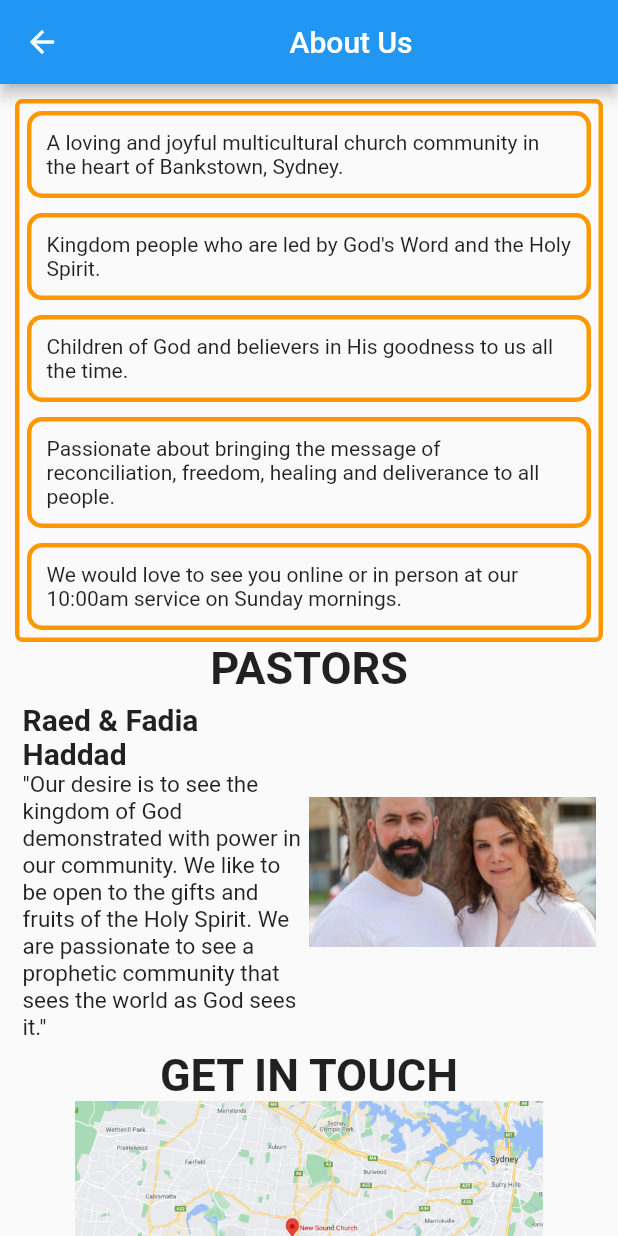
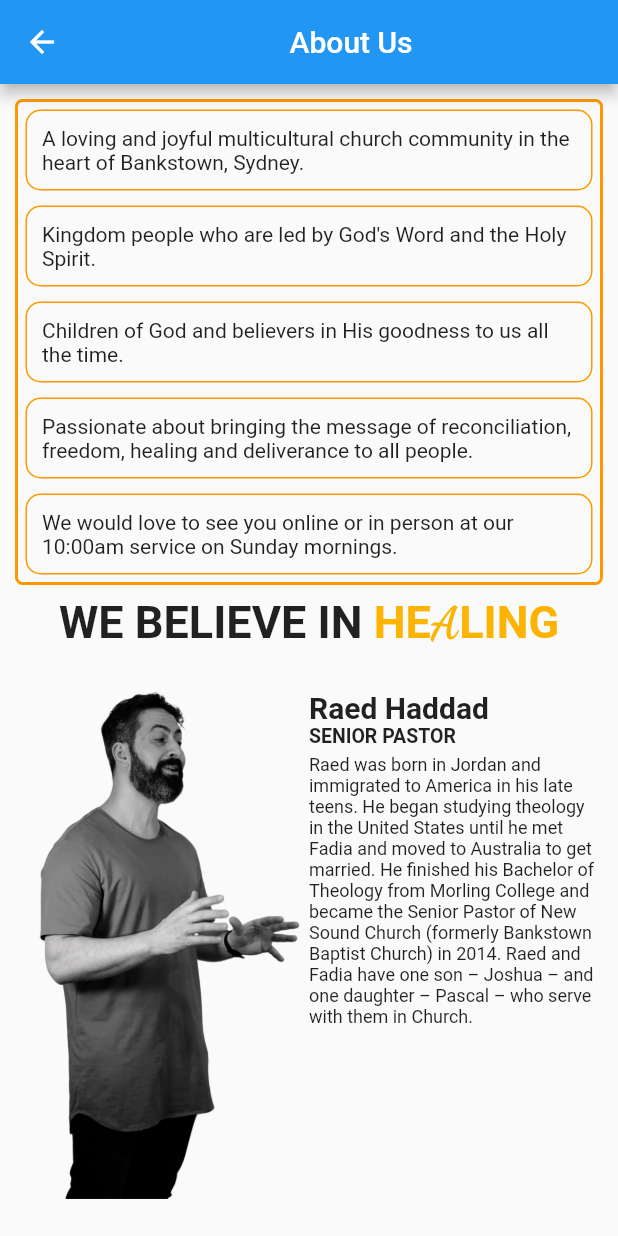
Before and after one commit to Aaasisss/NewSound, a Flutter app: the About screen opened by its route, on a phone screen of 412 x 824 dp. Run offline on Flutter 3.47's test engine with Material 2 defaults, Android fonts, the phone set to English and light mode, and no system bars; drawn by our look-alikes of animated_text_kit; our stand-ins replace cloud_firestore, firebase_core, font_awesome_flutter, google_fonts, liquid_swipe, smooth_page_indicator and 1 more; missing offline and left inert: flutter_config; accounts and stored records are empty.

Commit message:
fixed about page and minor improvements

```diff
--- a/lib/Screens/About/about_functions.dart
+++ b/lib/Screens/About/about_functions.dart
@@ -1,3 +1,4 @@
+import 'package:animated_text_kit/animated_text_kit.dart';
 import 'package:flutter/material.dart';
 import 'package:url_launcher/url_launcher.dart';
 
@@ -8,49 +9,138 @@ Widget createTextBox(String quote) {
     padding: const EdgeInsets.all(10.0),
     decoration: BoxDecoration(
       borderRadius: BorderRadius.circular(10.0),
-      border: Border.all(color: Colors.orange, width: 3),
+      border: Border.all(color: Colors.orange, width: 1),
     ),
     child: Text(quote),
   );
 }
 
-//a function that creates paster info widget
-Widget createPasterInfo() {
+Widget createBelieveText() {
   return Container(
-    padding: const EdgeInsets.all(5.0),
+    height: 50.0,
+    child: Center(
+      child: Row(
+        mainAxisSize: MainAxisSize.min,
+        children: <Widget>[
+          const Text(
+            'WE BELIEVE IN ',
+            style: TextStyle(fontSize: 30.0, fontWeight: FontWeight.bold),
+          ),
+          DefaultTextStyle(
+            style: const TextStyle(
+                fontSize: 30.0,
+                color: Color(0xFFFDB301),
+                fontWeight: FontWeight.bold),
+            child: AnimatedTextKit(
+              repeatForever: true,
+              isRepeatingAnimation: true,
+              animatedTexts: [
+                RotateAnimatedText('HEALING'),
+                RotateAnimatedText('FREEDOM'),
+                RotateAnimatedText('DELIVERANCE'),
+              ],
+            ),
+          ),
+        ],
+      ),
+    ),
+  );
+}
+
+Widget pastorsRight(
+    String name, String position, String description, String image) {
+  return Container(
+    padding: const EdgeInsets.symmetric(horizontal: 5.0, vertical: 20),
     child: Row(
       mainAxisAlignment: MainAxisAlignment.spaceEvenly,
+      crossAxisAlignment: CrossAxisAlignment.start,
       children: [
         Expanded(
-          child: Container(
-            //Pastor info
-            child: Column(
-              mainAxisAlignment: MainAxisAlignment.center,
-              crossAxisAlignment: CrossAxisAlignment.start,
-              children: const [
-                Text(
-                  "Raed & Fadia Haddad",
-                  style: TextStyle(
-                    fontSize: 20.0,
+          child: Column(
+            mainAxisAlignment: MainAxisAlignment.center,
+            crossAxisAlignment: CrossAxisAlignment.end,
+            children: [
+              Text(
+                name,
+                style: const TextStyle(
+                  fontSize: 20.0,
+                  fontWeight: FontWeight.bold,
+                ),
+              ),
+              Padding(
+                padding: const EdgeInsets.only(bottom: 5.0),
+                child: Text(
+                  position,
+                  style: const TextStyle(
+                    fontSize: 13.0,
                     fontWeight: FontWeight.bold,
                   ),
                 ),
-                Text(
-                  '"Our desire is to see the kingdom of God demonstrated with power in our community. We like to be open to the gifts and fruits of the Holy Spirit. We are passionate to see a prophetic community that sees the world as God sees it."',
-                  style: TextStyle(
-                    fontSize: 15.0,
+              ),
+              Text(
+                description,
+                textAlign: TextAlign.right,
+                style: const TextStyle(
+                  fontSize: 12.0,
+                ),
+              ),
+            ],
+          ),
+        ),
+        Expanded(
+          child: Image(
+            image: AssetImage("lib/Images/$image.png"),
+            fit: BoxFit.cover,
+          ),
+        ),
+      ],
+    ),
+  );
+}
+
+Widget pastorsLeft(
+    String name, String position, String description, String image) {
+  return Container(
+    padding: const EdgeInsets.symmetric(horizontal: 5.0, vertical: 20),
+    child: Row(
+      mainAxisAlignment: MainAxisAlignment.spaceEvenly,
+      crossAxisAlignment: CrossAxisAlignment.start,
+      children: [
+        Expanded(
+          child: Image(
+            image: AssetImage("lib/Images/$image.png"),
+            fit: BoxFit.cover,
+          ),
+        ),
+        Expanded(
+          child: Column(
+            mainAxisAlignment: MainAxisAlignment.center,
+            crossAxisAlignment: CrossAxisAlignment.start,
+            children: [
+              Text(
+                name,
+                style: const TextStyle(
+                  fontSize: 20.0,
+                  fontWeight: FontWeight.bold,
+                ),
+              ),
+              Padding(
+                padding: const EdgeInsets.only(bottom: 5.0),
+                child: Text(
+                  position,
+                  style: const TextStyle(
+                    fontSize: 13.0,
+                    fontWeight: FontWeight.bold,
                   ),
                 ),
-              ],
-            ),
-          ),
-        ),
-        const Expanded(
-          child: Image(
-            image: AssetImage("lib/Images/pastors.png"),
-            height: 100.0,
-            width: 100.0,
-            fit: BoxFit.cover,
+              ),
+              Text(
+                description,
+                style: const TextStyle(
+                  fontSize: 12.0,
+                ),
+              ),
+            ],
           ),
         ),
       ],
--- a/lib/Screens/About/about_us.dart
+++ b/lib/Screens/About/about_us.dart
@@ -42,7 +42,7 @@ class _AboutState extends State<About> {
             children: <Widget>[
               Container(
                 decoration: BoxDecoration(
-                  border: Border.all(color: Colors.orange, width: 3),
+                  border: Border.all(color: Colors.orange, width: 2),
                   borderRadius: BorderRadius.circular(5.0),
                 ),
                 child: Column(
@@ -60,16 +60,22 @@ class _AboutState extends State<About> {
                   ],
                 ),
               ),
-              Container(
-                child: const Text(
-                  "PASTORS",
-                  style: TextStyle(
-                    fontSize: 30.0,
-                    fontWeight: FontWeight.bold,
-                  ),
-                ),
-              ),
-              createPasterInfo(),
+              createBelieveText(),
+              pastorsLeft(
+                  'Raed Haddad',
+                  'SENIOR PASTOR',
+                  'Raed was born in Jordan and immigrated to America in his late teens. He began studying theology in the United States until he met Fadia and moved to Australia to get married. He finished his Bachelor of Theology from Morling College and became the Senior Pastor of New Sound Church (formerly Bankstown Baptist Church) in 2014. Raed and Fadia have one son – Joshua – and one daughter – Pascal – who serve with them in Church.',
+                  'Raed-Haddad'),
+              pastorsRight(
+                  'Fadia Haddad',
+                  'PASTOR',
+                  'Fadia Haddad, also known as Fadia Bazzi, was born in Lebanon to a Muslim family. At age 14 she was introduced to Jesus and accepted Him as her saviour. She moved to Australia with her family in 1990 and shortly thereafter recorded her first Christian album. Fadia became famous among Arabic Christians around the world, and she has since been invited to sing at countless churches and conferences around the world. It was during one of these trips that she met Raed and he moved to Australia with her where they got married. They have one son – Joshua – and one daughter – Pascal – who serve with them in Church. Fadia continues to record Christian music in Arabic today.',
+                  'Fadia-Haddad'),
+              pastorsLeft(
+                  'Andrew Wibawa',
+                  'WORSHIP LEADER',
+                  'Andrew began worship leading in 2007 and has been immersed in music since a young age. He loves using music as an expression of worship. Andrew has a heart to identify and raise future leaders and has a passion to raise up worshipers who take hold of their true identity and pursue intimacy with God above all else. Although he feels most at home on keys, you’ll see him mostly these days singing and playing acoustic! Andrew is married to Vivien and they have one daughter, Caitlyn.',
+                  'Andrew-Wibawa'),
               createMap(),
               createContact(address, phone, email),
               const CreateFolloIcons(),
--- a/lib/Screens/Values/our_values.dart
+++ b/lib/Screens/Values/our_values.dart
@@ -1,5 +1,5 @@
 import 'package:flutter/material.dart';
-import 'package:newsound/Screens/Values/value_list.dart';
+import 'package:newsound/Screens/Values/values_items_list.dart';
 import 'package:newsound/Screens/Values/values_functions.dart';
 import 'package:newsound/Shared/follow_us.dart';
 import 'package:liquid_swipe/liquid_swipe.dart';
@@ -25,7 +25,7 @@ class _ValuesState extends State<Values> {
           children: [
             SizedBox(
               height: MediaQuery.of(context).size.height -
-                  (MediaQuery.of(context).size.height / 5),
+                  (MediaQuery.of(context).size.height / 4),
               child: Stack(
                 children: [
                   LiquidSwipe(
--- a/pubspec.yaml
+++ b/pubspec.yaml
@@ -88,6 +88,9 @@ flutter:
     - lib/Images/pastors.png
     - lib/Images/map.png
     - lib/Images/default.jpg
+    - lib/Images/Andrew-Wibawa.png
+    - lib/Images/Fadia-Haddad.png
+    - lib/Images/Raed-Haddad.png
 
   # An image asset can refer to one or more resolution-specific "variants", see
   # https://flutter.dev/assets-and-images/#resolution-aware.
```
Also changed, not shown: lib/Images/Andrew-Wibawa.png (added), lib/Images/Fadia-Haddad.png (added), lib/Images/Raed-Haddad.png (added), lib/Screens/Values/values_items_list.dart (renamed from lib/Screens/Values/value_list.dart).
